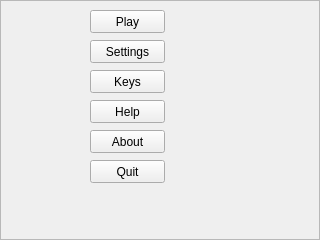
This is mainMenuFrame.ui in rochford/cutefootball as Qt 5 draws it before an edit. The edited form follows.
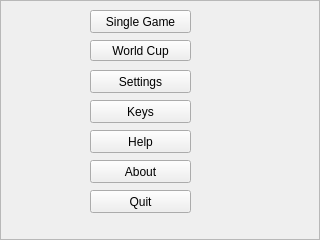
This is the edited form.

Commit message:
TeamSelection Frame changes - 1 team selected at a time
This will allow easier to pick a single player team for a cup
competition.

New QAction for a "world cup" added

What changed in the file:
```diff
--- a/mainMenuFrame.ui
+++ b/mainMenuFrame.ui
@@ -26,8 +26,8 @@
    <property name="geometry">
     <rect>
      <x>90</x>
-     <y>130</y>
-     <width>75</width>
+     <y>160</y>
+     <width>101</width>
      <height>23</height>
     </rect>
    </property>
@@ -39,8 +39,8 @@
    <property name="geometry">
     <rect>
      <x>90</x>
-     <y>70</y>
-     <width>75</width>
+     <y>100</y>
+     <width>101</width>
      <height>23</height>
     </rect>
    </property>
@@ -52,8 +52,8 @@
    <property name="geometry">
     <rect>
      <x>90</x>
-     <y>40</y>
-     <width>75</width>
+     <y>70</y>
+     <width>101</width>
      <height>23</height>
     </rect>
    </property>
@@ -66,7 +66,7 @@
     <rect>
      <x>90</x>
      <y>10</y>
-     <width>75</width>
+     <width>101</width>
      <height>23</height>
     </rect>
    </property>
@@ -77,15 +77,15 @@
     </sizepolicy>
    </property>
    <property name="text">
-    <string>Play</string>
+    <string>Single Game</string>
    </property>
   </widget>
   <widget class="QPushButton" name="m_quitBtn">
    <property name="geometry">
     <rect>
      <x>90</x>
-     <y>160</y>
-     <width>75</width>
+     <y>190</y>
+     <width>101</width>
      <height>23</height>
     </rect>
    </property>
@@ -97,8 +97,8 @@
    <property name="geometry">
     <rect>
      <x>90</x>
-     <y>100</y>
-     <width>75</width>
+     <y>130</y>
+     <width>101</width>
      <height>23</height>
     </rect>
    </property>
@@ -106,9 +106,31 @@
     <string>Help</string>
    </property>
   </widget>
-  <action name="actionNewGame">
+  <widget class="QPushButton" name="m_playCupGameBtn">
+   <property name="geometry">
+    <rect>
+     <x>90</x>
+     <y>40</y>
+     <width>101</width>
+     <height>21</height>
+    </rect>
+   </property>
+   <property name="sizePolicy">
+    <sizepolicy hsizetype="Preferred" vsizetype="Fixed">
+     <horstretch>0</horstretch>
+     <verstretch>0</verstretch>
+    </sizepolicy>
+   </property>
    <property name="text">
-    <string>Play</string>
+    <string>World Cup</string>
+   </property>
+  </widget>
+  <action name="actionGameSingle">
+   <property name="text">
+    <string>Single Game</string>
+   </property>
+   <property name="toolTip">
+    <string>Single Game</string>
    </property>
   </action>
   <action name="actionSettings">
```
Left out of the diff: 26 changed lines with no effect on the pictures. The commit also changes 15 other files.
